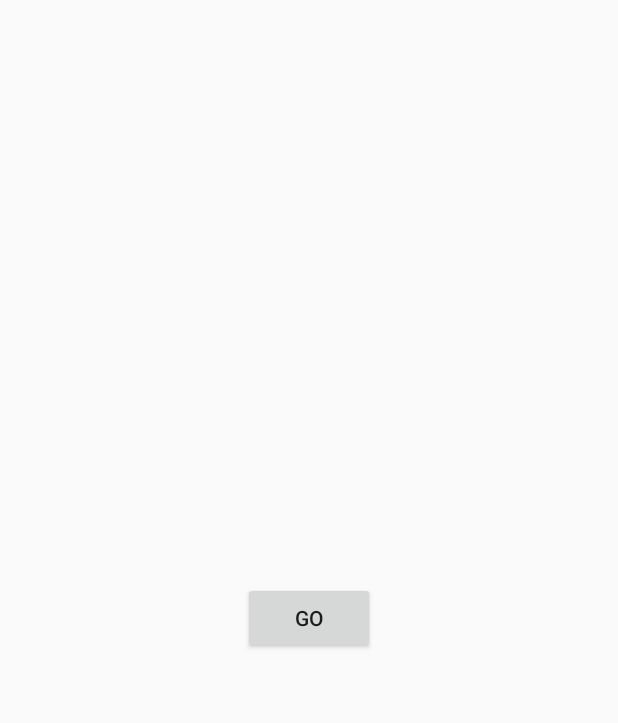
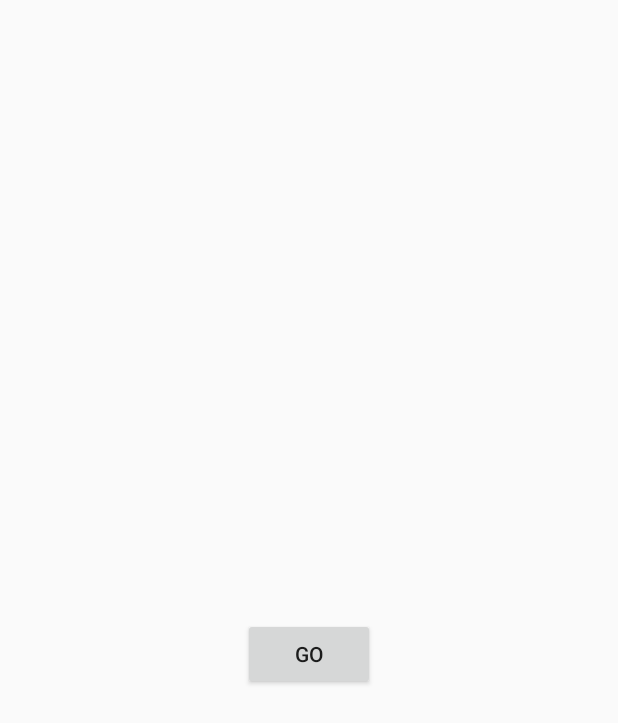
Before and after one commit to AdrienMDevMobile/FresquePenseBete, an Android app: the layout fragment_timer.xml on its own in the app's theme, with its tools: preview values and no code run, on a phone screen of 412 x 824 dp. Shown: the top 723 px of the screen. Run offline under Robolectric (Android 15) with nearby library versions, the phone set to English and light mode, and no system bars.

Commit message:
1.5.4.4 Quelques modifications d'affichage.

```diff
--- a/app/src/main/java/com/micheladrien/fresquerappel/fragments/timer/TimerAdapter.kt
+++ b/app/src/main/java/com/micheladrien/fresquerappel/fragments/timer/TimerAdapter.kt
@@ -11,6 +11,9 @@ import com.micheladrien.fresquerappel.tools.TimerStringTool
 //Gestionnaire des ViewHolder
 class TimerAdapter(private val timer_set: ArrayList<TimerModel>) : RecyclerView.Adapter<TimerViewHolder>()  {
 
+    companion object{
+        var max_length = 8
+    }
     //The method creates and initializes the ViewHolder and its associated View,
     // but does not fill in the view's contents—the ViewHolder has not yet been bound to specific data.
     override fun onCreateViewHolder(parent: ViewGroup, viewType: Int): TimerViewHolder {
@@ -28,8 +31,7 @@ class TimerAdapter(private val timer_set: ArrayList<TimerModel>) : RecyclerView.
         // Get element from your dataset at this position and replace the
         // contents of the view with that element
 
-        //name affichera exactement six characteres
-        var max_length = 6
+        //name affichera exactement X characteres
         var name = timer_set[position].name
         if(name != null){
             if(name.length >=max_length)
--- a/app/src/main/res/layout/fragment_timer.xml
+++ b/app/src/main/res/layout/fragment_timer.xml
@@ -7,14 +7,6 @@
     tools:context=".fragments.relation.RelationFragment">
 
 
-    <androidx.constraintlayout.widget.ConstraintLayout
-        android:layout_width="wrap_content"
-        android:layout_height="wrap_content"
-        android:orientation="vertical"
-        app:layout_constraintBottom_toBottomOf="parent"
-        app:layout_constraintEnd_toEndOf="parent"
-        app:layout_constraintStart_toStartOf="parent"
-        app:layout_constraintTop_toTopOf="parent">
 
         <androidx.recyclerview.widget.RecyclerView
             android:id="@+id/recycler_view_timer"
@@ -23,7 +15,8 @@
             android:baselineAligned="false"
             app:layout_constraintEnd_toEndOf="parent"
             app:layout_constraintStart_toStartOf="parent"
-            app:layout_constraintTop_toTopOf="parent">
+            app:layout_constraintTop_toTopOf="parent"
+            app:layout_constraintBottom_toBottomOf="parent">
 
         </androidx.recyclerview.widget.RecyclerView>
 
@@ -36,6 +29,5 @@
             app:layout_constraintStart_toStartOf="parent"
             app:layout_constraintTop_toBottomOf="@id/recycler_view_timer"/>
 
-    </androidx.constraintlayout.widget.ConstraintLayout>
 
 </androidx.constraintlayout.widget.ConstraintLayout>
```
Also changed, not shown: app/src/main/java/com/micheladrien/fresquerappel/managers/RawTimerProvider.kt (+6 -2 lines), 2 other files.
